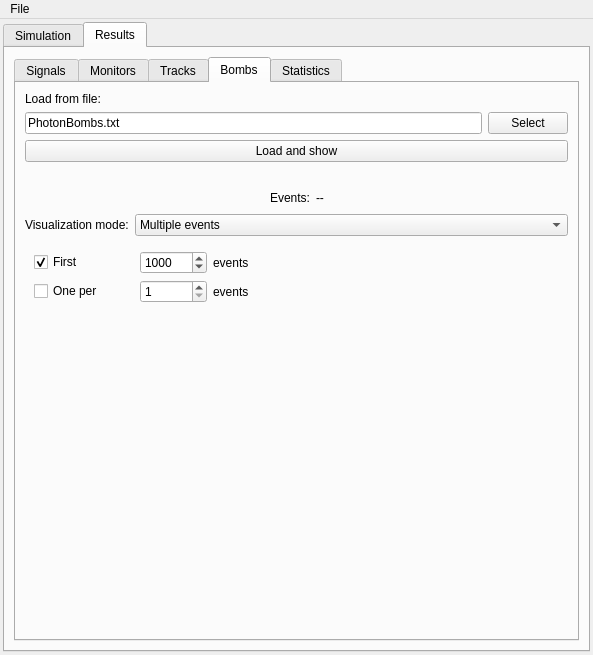
Before: the Qt Designer form ants3bundle/src/ants3/gui/photsim/a3photsimwin.ui in andrmor/ANTS3bundle, drawn with Qt 5.
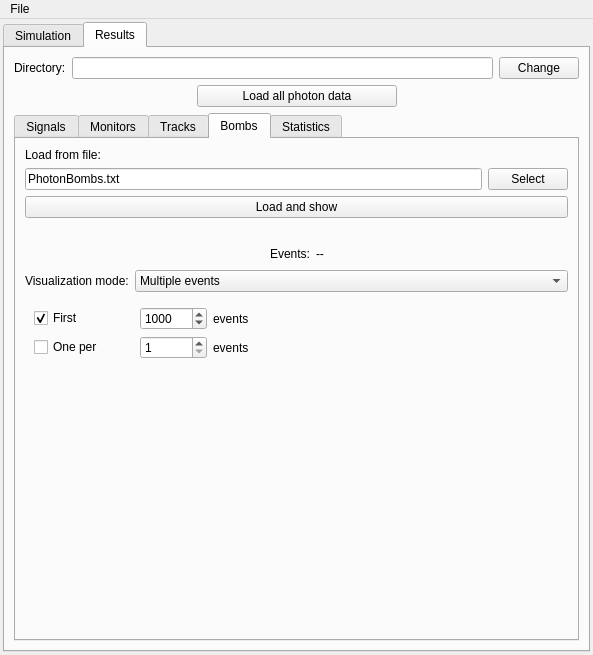
After: the same form once the commit is applied. The open tabs and pages were chosen to show the change.

Commit message: refactor load results for photon sims

```diff
--- a/ants3bundle/src/ants3/gui/photsim/a3photsimwin.ui
+++ b/ants3bundle/src/ants3/gui/photsim/a3photsimwin.ui
@@ -3398,6 +3398,79 @@
         <string>Results</string>
        </attribute>
        <layout class="QVBoxLayout" name="verticalLayout_12">
+        <item>
+         <layout class="QHBoxLayout" name="horizontalLayout_55">
+          <property name="topMargin">
+           <number>0</number>
+          </property>
+          <item>
+           <widget class="QLabel" name="label_25">
+            <property name="text">
+             <string>Directory:</string>
+            </property>
+           </widget>
+          </item>
+          <item>
+           <widget class="QLineEdit" name="leResultsWorkingDir"/>
+          </item>
+          <item>
+           <widget class="QPushButton" name="pbChangeWorkingDir">
+            <property name="text">
+             <string>Change</string>
+            </property>
+           </widget>
+          </item>
+         </layout>
+        </item>
+        <item>
+         <layout class="QHBoxLayout" name="horizontalLayout_56">
+          <property name="topMargin">
+           <number>0</number>
+          </property>
+          <item>
+           <spacer name="horizontalSpacer_63">
+            <property name="orientation">
+             <enum>Qt::Horizontal</enum>
+            </property>
+            <property name="sizeHint" stdset="0">
+             <size>
+              <width>40</width>
+              <height>20</height>
+             </size>
+            </property>
+           </spacer>
+          </item>
+          <item>
+           <widget class="QPushButton" name="pbLoadAllResults">
+            <property name="minimumSize">
+             <size>
+              <width>200</width>
+              <height>0</height>
+             </size>
+            </property>
+            <property name="toolTip">
+             <string>Assuming standard filenames</string>
+            </property>
+            <property name="text">
+             <string>Load all photon data</string>
+            </property>
+           </widget>
+          </item>
+          <item>
+           <spacer name="horizontalSpacer_64">
+            <property name="orientation">
+             <enum>Qt::Horizontal</enum>
+            </property>
+            <property name="sizeHint" stdset="0">
+             <size>
+              <width>40</width>
+              <height>20</height>
+             </size>
+            </property>
+           </spacer>
+          </item>
+         </layout>
+        </item>
         <item>
          <widget class="QTabWidget" name="tabWidget">
           <property name="currentIndex">
```
Left out of the diff: 2 changed lines with no effect on the pictures. The commit also changes 9 other files.
